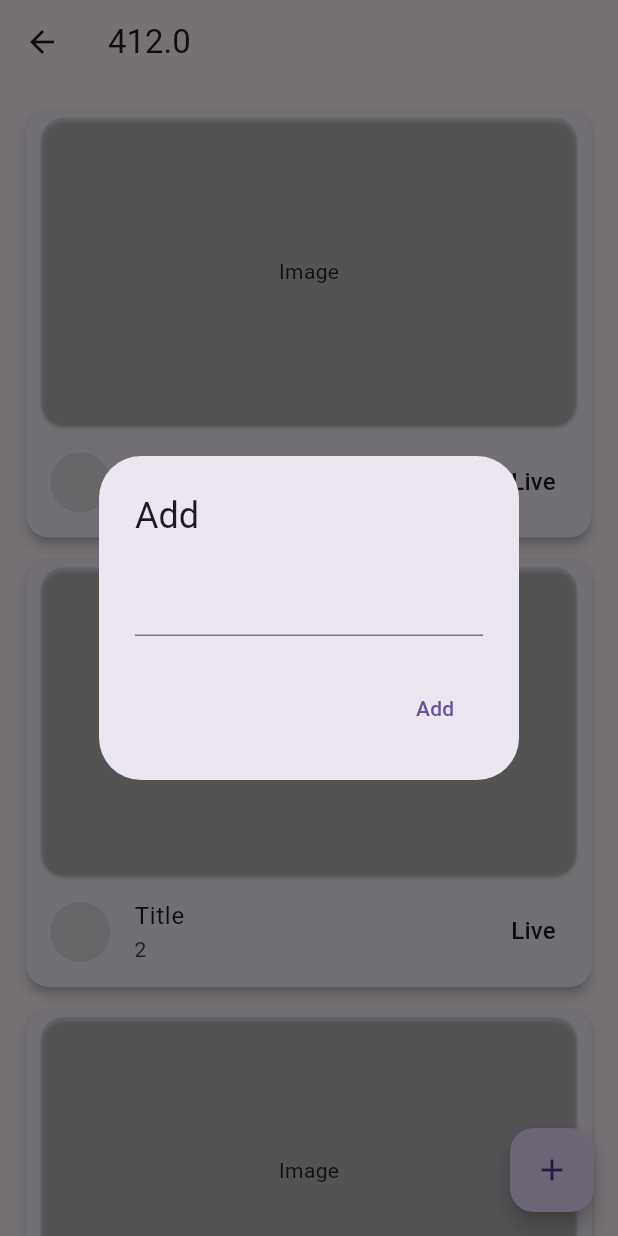
After one commit to Xmarmalade/ice_live_viewer, a Flutter app: the HomePageScaffold screen opened directly, after a tap on the "add" icon, on a phone screen of 412 x 824 dp. The commit adds this screen. Run offline on Flutter 3.47's test engine with Material 2 defaults, Android fonts, the phone set to English and light mode, and no system bars; our stand-ins replace shared_preferences; missing offline and left inert: dart_vlc; accounts and stored records are empty.

Commit message:
designed a new responsive homepage

```diff
--- a/lib/main.dart
+++ b/lib/main.dart
@@ -1,5 +1,7 @@
+import 'package:flutter/foundation.dart';
 import 'package:flutter/material.dart';
 import 'package:ice_live_viewer/pages/home.dart';
+import 'package:ice_live_viewer/pages/newhome.dart';
 import 'package:ice_live_viewer/utils/theme.dart';
 import 'package:ice_live_viewer/utils/init/ioinit.dart'
     if (dart.library.html) 'package:ice_live_viewer/utils/init/htmlinit.dart';
@@ -17,7 +19,7 @@ class MyApp extends StatelessWidget {
       title: 'IceLiveViewer',
       theme: MyTheme().lightThemeData,
       darkTheme: MyTheme().darkThemeData,
-      home: const Home(),
+      home: kDebugMode ? NewHome() : Home(),
     );
   }
 }
--- /dev/null
+++ b/lib/pages/newhome.dart
@@ -0,0 +1,194 @@
+import 'package:flutter/material.dart';
+import 'package:provider/provider.dart';
+
+class NewHome extends StatelessWidget {
+  const NewHome({Key? key}) : super(key: key);
+  //homepage
+  @override
+  Widget build(BuildContext context) {
+    return ChangeNotifierProvider(
+      create: (_) => RoomsNotifier(),
+      child: const HomePageScaffold(),
+    );
+  }
+}
+
+class HomePageScaffold extends StatefulWidget {
+  const HomePageScaffold({
+    Key? key,
+  }) : super(key: key);
+
+  @override
+  State<HomePageScaffold> createState() => _HomePageScaffoldState();
+}
+
+class _HomePageScaffoldState extends State<HomePageScaffold> {
+  @override
+  Widget build(BuildContext context) {
+    final counter = Provider.of<RoomsNotifier>(context);
+    TextEditingController controller = TextEditingController();
+    double screenWidth = MediaQuery.of(context).size.width;
+    return Scaffold(
+      appBar: AppBar(
+        title: Text("$screenWidth"),
+      ),
+      floatingActionButton:
+          HomePageAddButton(controller: controller, counter: counter),
+      body: HomePageGridView(screenWidth: screenWidth, counter: counter),
+    );
+  }
+}
+
+class HomePageGridView extends StatelessWidget {
+  const HomePageGridView({
+    Key? key,
+    required this.screenWidth,
+    required this.counter,
+  }) : super(key: key);
+
+  final double screenWidth;
+  final RoomsNotifier counter;
+
+  @override
+  Widget build(BuildContext context) {
+    return GridView.builder(
+      shrinkWrap: true,
+      padding: const EdgeInsets.all(10),
+      gridDelegate: SliverGridDelegateWithFixedCrossAxisCount(
+        childAspectRatio: 17 / 13,
+        crossAxisCount: screenWidth > 1280
+            ? 4
+            : (screenWidth > 960 ? 3 : (screenWidth > 640 ? 2 : 1)),
+      ),
+      itemCount: counter.rooms.length,
+      itemBuilder: (context, index) {
+        return Card(
+          elevation: 3,
+          margin: const EdgeInsets.fromLTRB(7.5, 7.5, 7.5, 7.5),
+          shape: RoundedRectangleBorder(
+            borderRadius: BorderRadius.circular(15.0),
+          ),
+          child: InkWell(
+            borderRadius: BorderRadius.circular(15.0),
+            onTap: () => showDialog(
+                context: context,
+                builder: (context) => AlertDialog(
+                      title: Text("Item $index"),
+                      content: Text(counter.rooms[index]),
+                      actions: [
+                        TextButton(
+                          onPressed: () {
+                            counter.removeRooms(counter.rooms[index]);
+                            return Navigator.pop(context);
+                          },
+                          child: const Text("Remove"),
+                        ),
+                      ],
+                    )),
+            child: Column(
+              mainAxisSize: MainAxisSize.min,
+              children: [
+                AspectRatio(
+                  aspectRatio: 16 / 9,
+                  child: Card(
+                    margin: const EdgeInsets.fromLTRB(10, 5, 10, 2),
+                    shape: RoundedRectangleBorder(
+                      borderRadius: BorderRadius.circular(15.0),
+                    ),
+                    color: Theme.of(context).highlightColor,
+                    child: const Center(
+                      child: Text("Image"),
+                    ),
+                  ),
+                ),
+                AspectRatio(
+                  aspectRatio: 16 / 3,
+                  child: ListTile(
+                    leading: CircleAvatar(
+                      //radius: 24,
+                      backgroundColor: Theme.of(context).highlightColor,
+                    ),
+                    title: Text(
+                      "Title",
+                      //style: Theme.of(context).textTheme.headline6,
+                    ),
+                    subtitle: Text(
+                      "${counter.rooms[index]}",
+                      //style: Theme.of(context).textTheme.subtitle1,
+                    ),
+                    trailing: Text(
+                      "Live",
+                      style: Theme.of(context).textTheme.subtitle1,
+                    ),
+                  ),
+                ),
+
+                // children: [
+                //   const CircleAvatar(
+                //     radius: 28,
+                //     backgroundColor: Colors.blueAccent,
+                //   )
+                // ],
+              ],
+            ),
+          ),
+        );
+      },
+    );
+  }
+}
+
+class HomePageAddButton extends StatelessWidget {
+  const HomePageAddButton({
+    Key? key,
+    required this.controller,
+    required this.counter,
+  }) : super(key: key);
+
+  final TextEditingController controller;
+  final RoomsNotifier counter;
+
+  @override
+  Widget build(BuildContext context) {
+    return FloatingActionButton(
+      onPressed: () {
+        showDialog(
+          context: context,
+          builder: (context) {
+            return AlertDialog(
+              title: const Text("Add"),
+              content: TextField(
+                controller: controller,
+              ),
+              actions: [
+                TextButton(
+                  onPressed: () {
+                    counter.addRooms(controller.text);
+                    Navigator.pop(context);
+                  },
+                  child: const Text("Add"),
+                ),
+              ],
+            );
+          },
+        );
+      },
+      child: const Icon(Icons.add),
+    );
+  }
+}
+
+class RoomsNotifier with ChangeNotifier {
+  List<String> rooms = ['1', '2', '3', '4', '5', '6', '7', '8', '9', '10'];
+
+  void addRooms(String room) {
+    rooms.add(room);
+    print('huyaRooms: $rooms');
+    notifyListeners();
+  }
+
+  void removeRooms(String room) {
+    rooms.remove(room);
+    notifyListeners();
+  }
+}
--- a/lib/utils/theme.dart
+++ b/lib/utils/theme.dart
@@ -2,7 +2,7 @@ import 'package:flutter/material.dart';
 
 class MyTheme {
   ThemeData lightThemeData = ThemeData(
-      primarySwatch: Colors.purple,
+      primarySwatch: Colors.indigo,
       useMaterial3: true,
       textTheme: const TextTheme(
         headline1: TextStyle(
@@ -18,18 +18,22 @@ class MyTheme {
       ));
 
   ThemeData darkThemeData = ThemeData.from(
-      colorScheme: const ColorScheme.dark(),
+      colorScheme: const ColorScheme.dark(
+        primary: Colors.indigo,
+        secondary: Colors.indigo,
+        brightness: Brightness.dark,
+      ),
       useMaterial3: true,
       textTheme: const TextTheme(
         headline1: TextStyle(
           fontSize: 24,
           fontWeight: FontWeight.bold,
-          color: Color(0xFFAC7BE8),
+          color: Colors.indigo,
         ),
         headline2: TextStyle(
           fontSize: 18,
           fontWeight: FontWeight.bold,
-          color: Color(0xFFAC7BE8),
+          color: Colors.indigo,
         ),
       ));
 }
```
